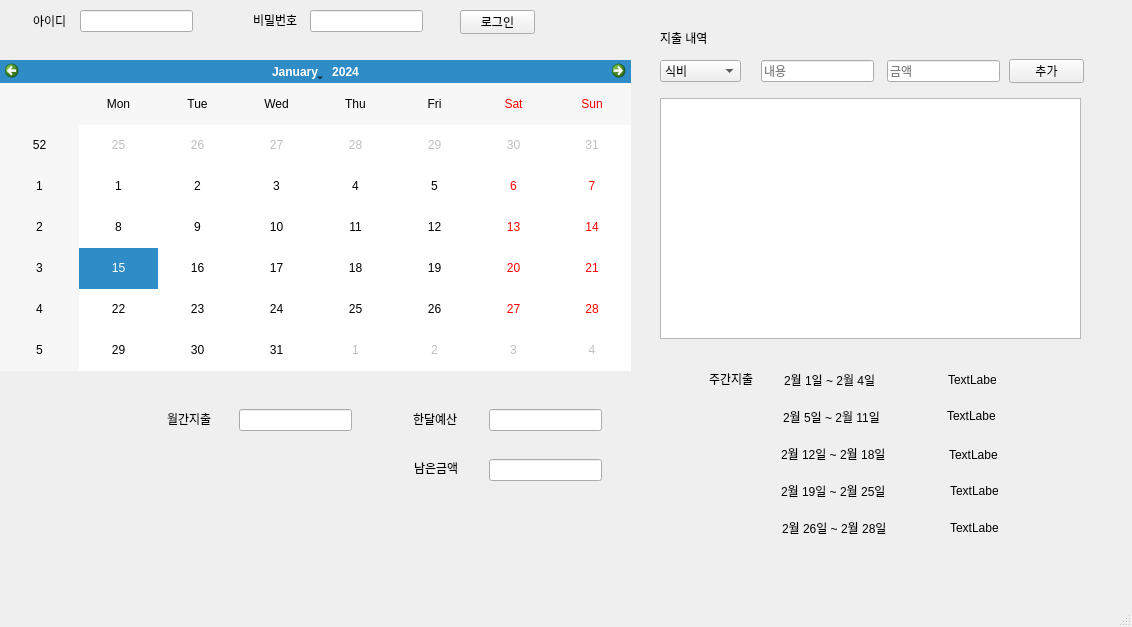
soyyoonn/cpp_gui, file mainwindow.ui: the form before one commit.
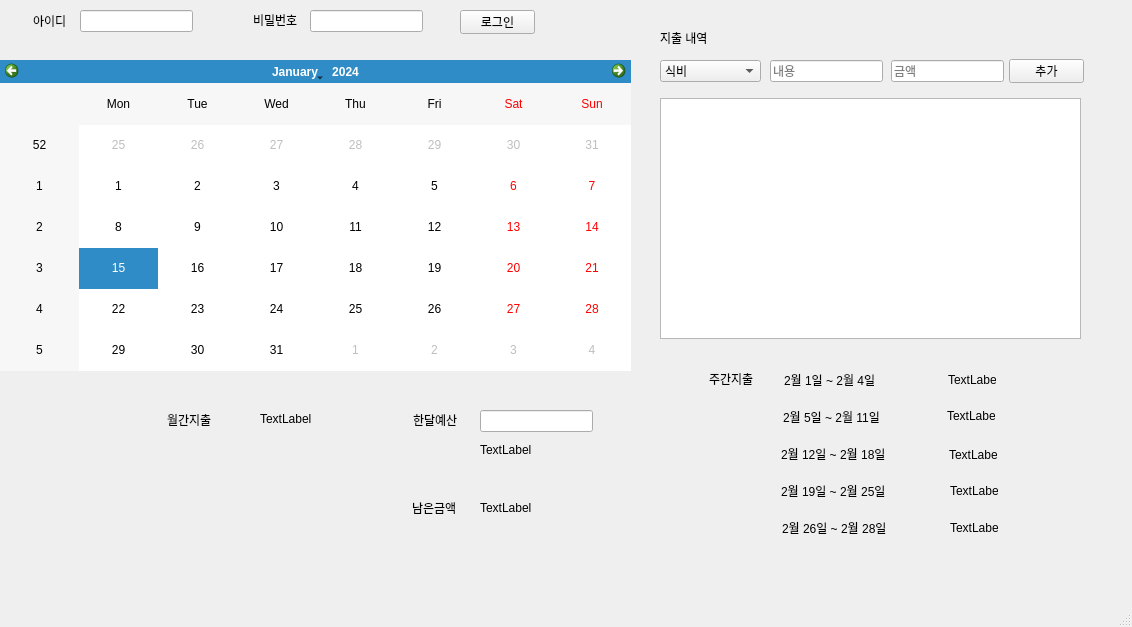
The form after the commit.

```diff
--- a/mainwindow.ui
+++ b/mainwindow.ui
@@ -39,7 +39,7 @@
        <rect>
         <x>660</x>
         <y>60</y>
-        <width>81</width>
+        <width>101</width>
         <height>22</height>
        </rect>
       </property>
@@ -72,7 +72,7 @@
      <widget class="QLineEdit" name="content">
       <property name="geometry">
        <rect>
-        <x>761</x>
+        <x>770</x>
         <y>60</y>
         <width>113</width>
         <height>22</height>
@@ -88,7 +88,7 @@
      <widget class="QLineEdit" name="money">
       <property name="geometry">
        <rect>
-        <x>887</x>
+        <x>891</x>
         <y>60</y>
         <width>113</width>
         <height>22</height>
@@ -128,7 +128,7 @@
       <property name="geometry">
        <rect>
         <x>167</x>
-        <y>403</y>
+        <y>404</y>
         <width>51</width>
         <height>31</height>
        </rect>
@@ -141,7 +141,7 @@
       <property name="geometry">
        <rect>
         <x>413</x>
-        <y>411</y>
+        <y>412</y>
         <width>48</width>
         <height>16</height>
        </rect>
@@ -153,8 +153,8 @@
      <widget class="QLabel" name="label_3">
       <property name="geometry">
        <rect>
-        <x>414</x>
-        <y>460</y>
+        <x>412</x>
+        <y>500</y>
         <width>48</width>
         <height>16</height>
        </rect>
@@ -381,34 +381,53 @@
        <string>비밀번호</string>
       </property>
      </widget>
-     <widget class="QLineEdit" name="month_money">
+     <widget class="QLineEdit" name="in_budget">
       <property name="geometry">
        <rect>
-        <x>239</x>
-        <y>409</y>
+        <x>480</x>
+        <y>410</y>
         <width>113</width>
         <height>22</height>
        </rect>
       </property>
      </widget>
-     <widget class="QLineEdit" name="budget">
+     <widget class="QLabel" name="month_money">
       <property name="geometry">
        <rect>
-        <x>489</x>
-        <y>409</y>
-        <width>113</width>
-        <height>22</height>
+        <x>260</x>
+        <y>411</y>
+        <width>71</width>
+        <height>16</height>
        </rect>
       </property>
+      <property name="text">
+       <string>TextLabel</string>
+      </property>
      </widget>
-     <widget class="QLineEdit" name="change">
+     <widget class="QLabel" name="change">
       <property name="geometry">
        <rect>
-        <x>489</x>
-        <y>459</y>
-        <width>113</width>
-        <height>22</height>
+        <x>480</x>
+        <y>500</y>
+        <width>111</width>
+        <height>16</height>
        </rect>
+      </property>
+      <property name="text">
+       <string>TextLabel</string>
+      </property>
+     </widget>
+     <widget class="QLabel" name="budget">
+      <property name="geometry">
+       <rect>
+        <x>480</x>
+        <y>440</y>
+        <width>111</width>
+        <height>20</height>
+       </rect>
+      </property>
+      <property name="text">
+       <string>TextLabel</string>
       </property>
      </widget>
     </widget>
```
Left out of the diff: 2 changed lines with no effect on the pictures.
